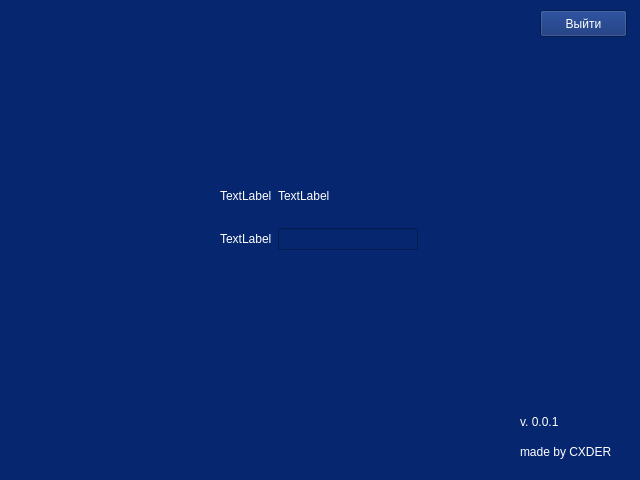
Qurclinc/PassWarden, file src/Manager.ui: the form before one commit.
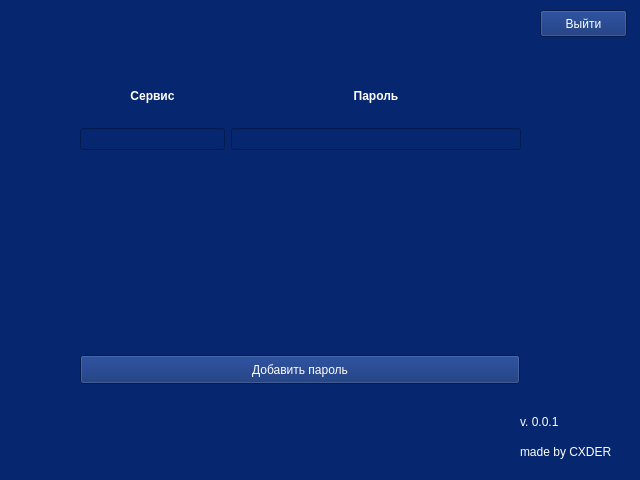
The form after the commit.

Patch:
```diff
--- a/src/Manager.ui
+++ b/src/Manager.ui
@@ -64,42 +64,6 @@
      </item>
     </layout>
    </widget>
-   <widget class="QWidget" name="gridLayoutWidget">
-    <property name="geometry">
-     <rect>
-      <x>220</x>
-      <y>170</y>
-      <width>198</width>
-      <height>80</height>
-     </rect>
-    </property>
-    <layout class="QGridLayout" name="gridLayout">
-     <item row="0" column="0">
-      <widget class="QLabel" name="label">
-       <property name="text">
-        <string>TextLabel</string>
-       </property>
-      </widget>
-     </item>
-     <item row="0" column="1">
-      <widget class="QLabel" name="label_2">
-       <property name="text">
-        <string>TextLabel</string>
-       </property>
-      </widget>
-     </item>
-     <item row="1" column="0">
-      <widget class="QLabel" name="label_3">
-       <property name="text">
-        <string>TextLabel</string>
-       </property>
-      </widget>
-     </item>
-     <item row="1" column="1">
-      <widget class="QLineEdit" name="lineEdit"/>
-     </item>
-    </layout>
-   </widget>
    <widget class="QPushButton" name="logout_btn">
     <property name="geometry">
      <rect>
@@ -113,6 +77,97 @@
      <string>Выйти</string>
     </property>
    </widget>
+   <widget class="QPushButton" name="add_password_btn">
+    <property name="geometry">
+     <rect>
+      <x>80</x>
+      <y>355</y>
+      <width>440</width>
+      <height>29</height>
+     </rect>
+    </property>
+    <property name="text">
+     <string>Добавить пароль</string>
+    </property>
+   </widget>
+   <widget class="QWidget" name="verticalLayoutWidget">
+    <property name="geometry">
+     <rect>
+      <x>80</x>
+      <y>70</y>
+      <width>441</width>
+      <height>80</height>
+     </rect>
+    </property>
+    <layout class="QVBoxLayout" name="verticalLayout">
+     <item>
+      <layout class="QHBoxLayout" name="horizontalLayout_2" stretch="0,0">
+       <item>
+        <widget class="QLabel" name="label">
+         <property name="sizePolicy">
+          <sizepolicy hsizetype="Preferred" vsizetype="Preferred">
+           <horstretch>1</horstretch>
+           <verstretch>0</verstretch>
+          </sizepolicy>
+         </property>
+         <property name="styleSheet">
+          <string notr="true">font-weight: bold;</string>
+         </property>
+         <property name="text">
+          <string>Сервис</string>
+         </property>
+         <property name="alignment">
+          <set>Qt::AlignCenter</set>
+         </property>
+        </widget>
+       </item>
+       <item>
+        <widget class="QLabel" name="label_2">
+         <property name="sizePolicy">
+          <sizepolicy hsizetype="Preferred" vsizetype="Preferred">
+           <horstretch>2</horstretch>
+           <verstretch>0</verstretch>
+          </sizepolicy>
+         </property>
+         <property name="styleSheet">
+          <string notr="true">font-weight: bold;</string>
+         </property>
+         <property name="text">
+          <string>Пароль</string>
+         </property>
+         <property name="alignment">
+          <set>Qt::AlignCenter</set>
+         </property>
+        </widget>
+       </item>
+      </layout>
+     </item>
+     <item>
+      <layout class="QHBoxLayout" name="horizontalLayout">
+       <item>
+        <widget class="QLineEdit" name="service_line">
+         <property name="sizePolicy">
+          <sizepolicy hsizetype="Expanding" vsizetype="Fixed">
+           <horstretch>1</horstretch>
+           <verstretch>0</verstretch>
+          </sizepolicy>
+         </property>
+        </widget>
+       </item>
+       <item>
+        <widget class="QLineEdit" name="password_line">
+         <property name="sizePolicy">
+          <sizepolicy hsizetype="Expanding" vsizetype="Fixed">
+           <horstretch>2</horstretch>
+           <verstretch>0</verstretch>
+          </sizepolicy>
+         </property>
+        </widget>
+       </item>
+      </layout>
+     </item>
+    </layout>
+   </widget>
   </widget>
  </widget>
  <resources/>
```
